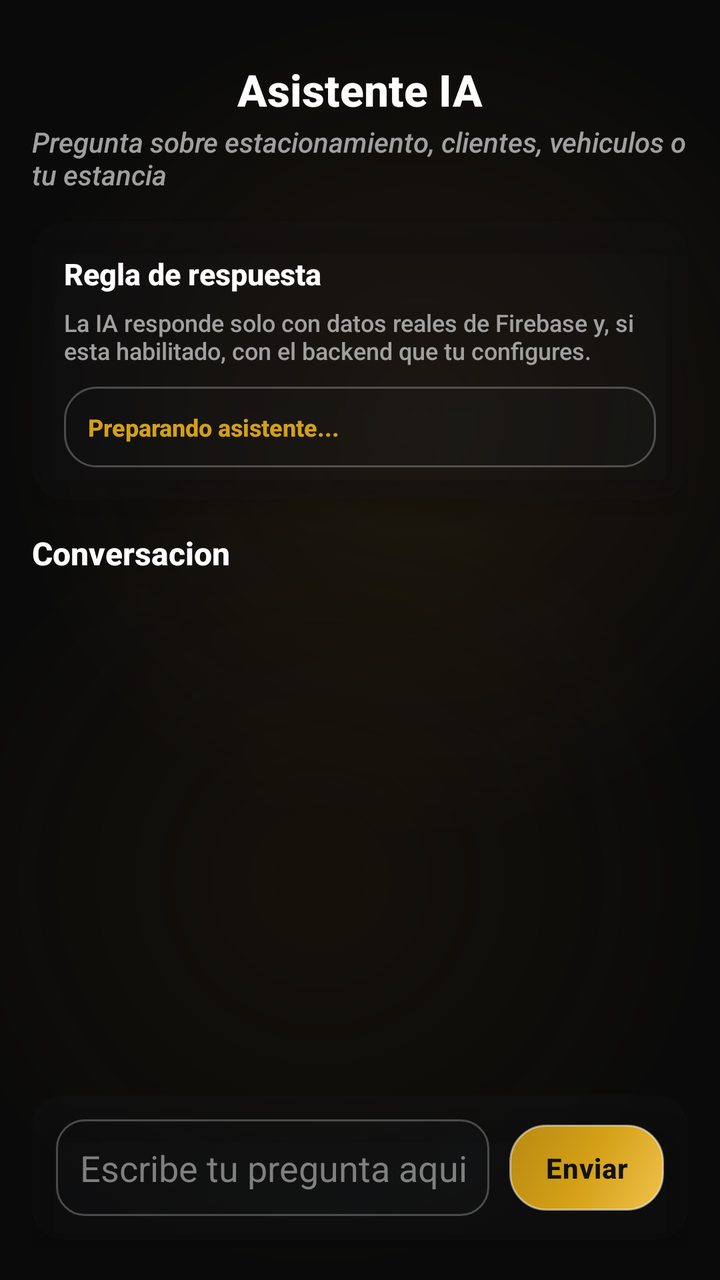
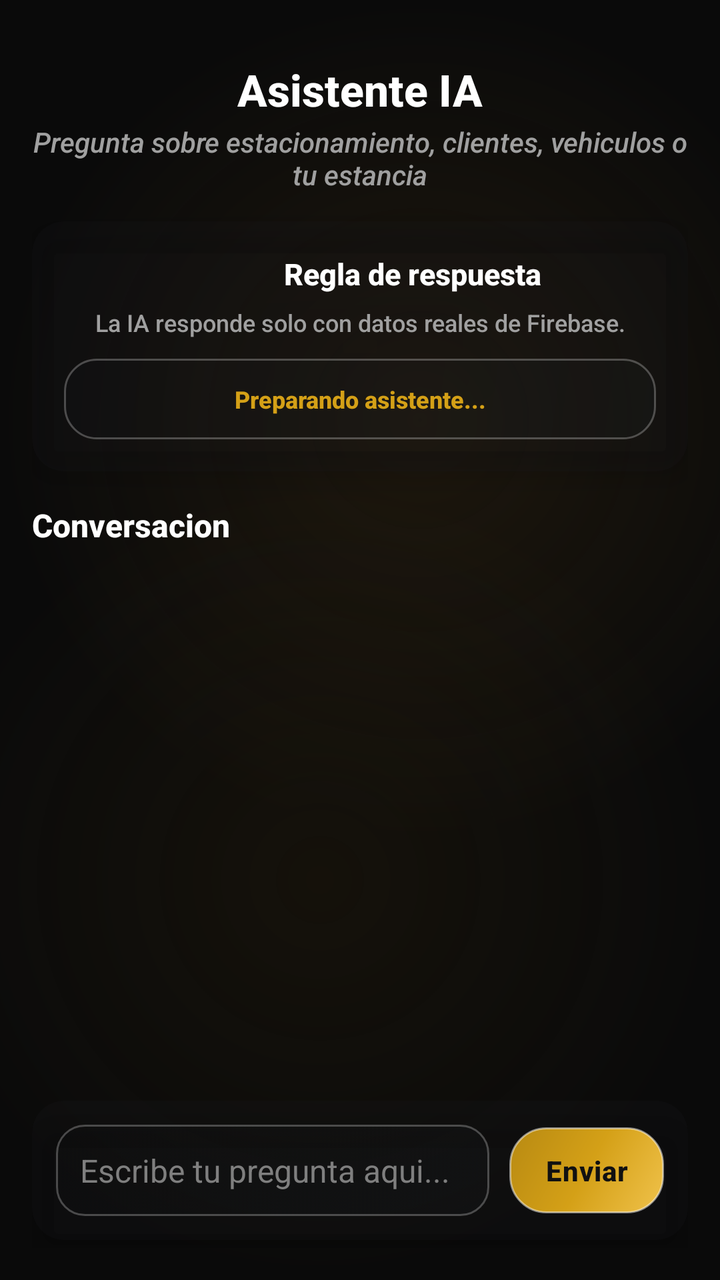

Screens rendered from an Android XML layout before and after an edit, with the pre-edit source and the edit as a unified diff.
<!-- AndroidManifest.xml: application theme Theme.AppKaaxPark -->
<!-- res/layout/activity_asistente_ia.xml -->
<?xml version="1.0" encoding="utf-8"?>
<LinearLayout xmlns:android="http://schemas.android.com/apk/res/android"
    xmlns:app="http://schemas.android.com/apk/res-auto"
    xmlns:tools="http://schemas.android.com/tools"
    android:layout_width="match_parent"
    android:layout_height="match_parent"
    android:orientation="vertical"
    android:padding="16dp"
    android:background="@drawable/bg_screen_glass"
    tools:context=".Admin.AsistenteIA">

    <TextView
        android:layout_width="wrap_content"
        android:layout_height="wrap_content"
        android:layout_gravity="center_horizontal"
        android:layout_marginTop="14dp"
        android:text="@string/ai_screen_title"
        android:textColor="#FFFFFF"
        android:textSize="22sp"
        android:textStyle="bold" />

    <TextView
        android:layout_width="wrap_content"
        android:layout_height="wrap_content"
        android:layout_gravity="center_horizontal"
        android:layout_marginTop="2dp"
        android:layout_marginBottom="14dp"
        android:text="@string/ai_screen_subtitle"
        android:textColor="#A0A0A0"
        android:textSize="14sp"
        android:textStyle="italic" />

    <androidx.cardview.widget.CardView
        android:layout_width="match_parent"
        android:layout_height="wrap_content"
        app:cardBackgroundColor="@color/glass_surface"
        app:cardCornerRadius="16dp"
        app:cardElevation="8dp">

        <LinearLayout
            android:layout_width="match_parent"
            android:layout_height="wrap_content"
            android:orientation="vertical"
            android:padding="16dp">

            <TextView
                android:layout_width="wrap_content"
                android:layout_height="wrap_content"
                android:text="Regla de respuesta"
                android:textColor="#FFFFFF"
                android:textSize="15sp"
                android:textStyle="bold" />

            <TextView
                android:layout_width="match_parent"
                android:layout_height="wrap_content"
                android:layout_marginTop="6dp"
                android:text="La IA responde solo con datos reales de Firebase y, si esta habilitado, con el backend que tu configures."
                android:textColor="#A0A0A0"
                android:textSize="12sp" />

            <TextView
                android:id="@+id/txtEstadoAI"
                android:layout_width="match_parent"
                android:layout_height="wrap_content"
                android:layout_marginTop="10dp"
                android:background="@drawable/bg_recuadro_sutil"
                android:padding="12dp"
                android:text="Preparando asistente..."
                android:textColor="#D4A017"
                android:textSize="12sp"
                android:textStyle="bold" />
        </LinearLayout>
    </androidx.cardview.widget.CardView>

    <TextView
        android:layout_width="wrap_content"
        android:layout_height="wrap_content"
        android:layout_marginTop="16dp"
        android:layout_marginBottom="10dp"
        android:text="Conversacion"
        android:textColor="#FFFFFF"
        android:textSize="16sp"
        android:textStyle="bold" />

    <ScrollView
        android:id="@+id/scrollMensajesAI"
        android:layout_width="match_parent"
        android:layout_height="0dp"
        android:layout_weight="1"
        android:fillViewport="true"
        android:scrollbars="none">

        <LinearLayout
            android:id="@+id/contenedorMensajesAI"
            android:layout_width="match_parent"
            android:layout_height="wrap_content"
            android:orientation="vertical" />
    </ScrollView>

    <androidx.cardview.widget.CardView
        android:layout_width="match_parent"
        android:layout_height="wrap_content"
        android:layout_marginTop="12dp"
        android:layout_marginBottom="4dp"
        app:cardBackgroundColor="@color/glass_surface"
        app:cardCornerRadius="16dp"
        app:cardElevation="8dp">

        <LinearLayout
            android:layout_width="match_parent"
            android:layout_height="wrap_content"
            android:gravity="center_vertical"
            android:orientation="horizontal"
            android:padding="12dp">

            <EditText
                android:id="@+id/txtPreguntaAI"
                android:layout_width="0dp"
                android:layout_height="wrap_content"
                android:layout_weight="1"
                android:background="@drawable/bg_input_field"
                android:hint="@string/ai_input_hint"
                android:imeOptions="actionSend"
                android:inputType="textCapSentences"
                android:maxLines="3"
                android:padding="12dp"
                android:textColor="#FFFFFF"
                android:textColorHint="#7F7F7F" />

            <Button
                android:id="@+id/btnEnviarAI"
                android:layout_width="wrap_content"
                android:layout_height="wrap_content"
                android:layout_marginStart="10dp"
                android:background="@drawable/bg_boton_dorado_solido"
                android:paddingHorizontal="18dp"
                android:paddingVertical="12dp"
                android:text="@string/ai_send"
                android:textColor="#111111"
                android:textStyle="bold" />
        </LinearLayout>
    </androidx.cardview.widget.CardView>

</LinearLayout>
<!-- resources referenced by this layout -->
<resources>
  <color name="glass_surface">#33191D21</color>
  <!-- drawable bg_boton_dorado_solido (drawable) -->
  <?xml version="1.0" encoding="utf-8"?>
  <shape xmlns:android="http://schemas.android.com/apk/res/android"
      android:shape="rectangle">
      <gradient
          android:angle="135"
          android:startColor="@color/gold_light"
          android:centerColor="@color/gold_primary"
          android:endColor="#B88A12" />
      <stroke
          android:width="1dp"
          android:color="#80FFFFFF" />
      <corners android:radius="18dp" />
  </shape>
  <!-- drawable bg_input_field (drawable) -->
  <?xml version="1.0" encoding="utf-8"?>
  <selector xmlns:android="http://schemas.android.com/apk/res/android">
      <item android:state_focused="true">
          <shape android:shape="rectangle">
              <gradient
                  android:angle="135"
                  android:startColor="#3A1A1E22"
                  android:centerColor="#2E171B1F"
                  android:endColor="#22101214" />
              <stroke
                  android:width="1.5dp"
                  android:color="@color/gold_primary" />
              <corners android:radius="14dp" />
          </shape>
      </item>
      <item>
          <shape android:shape="rectangle">
              <gradient
                  android:angle="135"
                  android:startColor="#331A1E22"
                  android:centerColor="#26171B1F"
                  android:endColor="#1F101214" />
              <stroke
                  android:width="1dp"
                  android:color="@color/glass_border" />
              <corners android:radius="14dp" />
          </shape>
      </item>
  </selector>
  <!-- drawable bg_recuadro_sutil (drawable) -->
  <?xml version="1.0" encoding="utf-8"?>
  <shape xmlns:android="http://schemas.android.com/apk/res/android"
      android:shape="rectangle">
      <gradient
          android:angle="135"
          android:startColor="#33191D21"
          android:centerColor="#26171B1F"
          android:endColor="#20101214" />
      <stroke
          android:width="1dp"
          android:color="@color/glass_border" />
      <corners android:radius="16dp" />
  </shape>
  <string name="ai_input_hint">Escribe tu pregunta aqui...</string>
  <string name="ai_screen_subtitle">Pregunta sobre estacionamiento, clientes, vehiculos o tu estancia</string>
  <string name="ai_screen_title">Asistente IA</string>
  <string name="ai_send">Enviar</string>
  <style name="Theme.AppKaaxPark" parent="Base.Theme.AppKaaxPark" />
  <color name="gold_light">#F0C24B</color>
  <color name="gold_primary">#D4A017</color>
  <color name="glass_border">#40FFFFFF</color>
  <color name="black">#FF000000</color>
  <color name="gold_secondary">#E5A93C</color>
  <color name="white">#FFFFFFFF</color>
  <color name="glass_surface_soft">#22191D21</color>
  <style name="Widget.AppKaaxPark.TextView" parent="@android:style/Widget.TextView">
          <item name="android:fontFamily">sans-serif-medium</item>
      </style>
  <style name="Widget.AppKaaxPark.EditText" parent="@android:style/Widget.EditText">
          <item name="android:fontFamily">sans-serif-medium</item>
      </style>
  <style name="Widget.AppKaaxPark.Button" parent="@android:style/Widget.Button">
          <item name="android:fontFamily">sans-serif-medium</item>
          <item name="android:letterSpacing">0.02</item>
      </style>
  <!-- unchanged entries left out for length: 2 -->
</resources>

<!-- the commit's change to res/layout/activity_asistente_ia.xml (unified diff, before → after) -->
@@ -26,6 +26,7 @@
         android:layout_marginTop="2dp"
         android:layout_marginBottom="14dp"
         android:text="@string/ai_screen_subtitle"
+        android:textAlignment="center"
         android:textColor="#A0A0A0"
         android:textSize="14sp"
         android:textStyle="italic" />
@@ -44,9 +45,10 @@
             android:padding="16dp">
 
             <TextView
-                android:layout_width="wrap_content"
+                android:layout_width="348dp"
                 android:layout_height="wrap_content"
                 android:text="Regla de respuesta"
+                android:textAlignment="center"
                 android:textColor="#FFFFFF"
                 android:textSize="15sp"
                 android:textStyle="bold" />
@@ -55,7 +57,8 @@
                 android:layout_width="match_parent"
                 android:layout_height="wrap_content"
                 android:layout_marginTop="6dp"
-                android:text="La IA responde solo con datos reales de Firebase y, si esta habilitado, con el backend que tu configures."
+                android:text="La IA responde solo con datos reales de Firebase."
+                android:textAlignment="center"
                 android:textColor="#A0A0A0"
                 android:textSize="12sp" />
 
@@ -67,6 +70,7 @@
                 android:background="@drawable/bg_recuadro_sutil"
                 android:padding="12dp"
                 android:text="Preparando asistente..."
+                android:textAlignment="center"
                 android:textColor="#D4A017"
                 android:textSize="12sp"
                 android:textStyle="bold" />
@@ -126,7 +130,8 @@
                 android:maxLines="3"
                 android:padding="12dp"
                 android:textColor="#FFFFFF"
-                android:textColorHint="#7F7F7F" />
+                android:textColorHint="#7F7F7F"
+                android:textSize="16sp" />
 
             <Button
                 android:id="@+id/btnEnviarAI"
